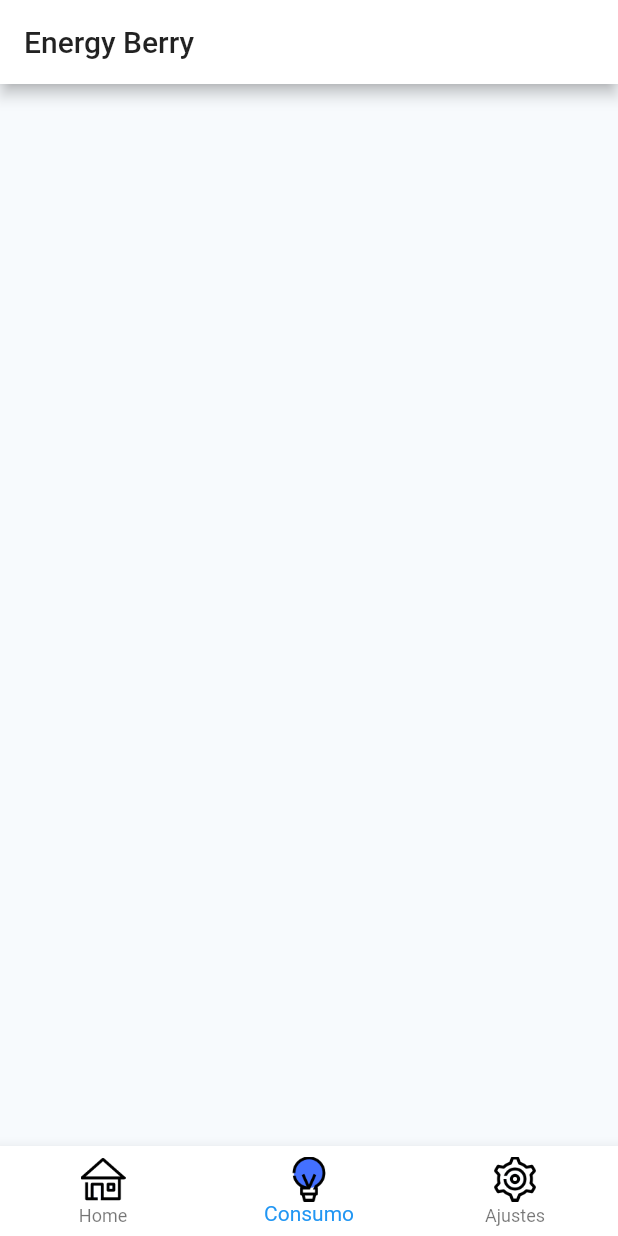
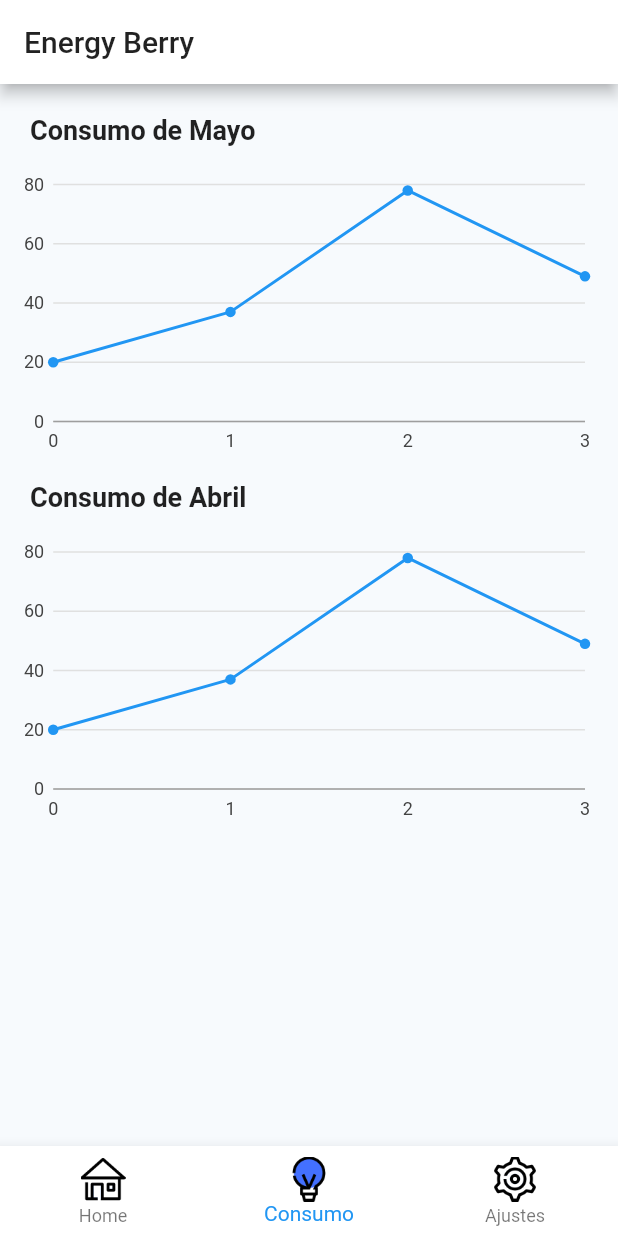
Before and after one commit to energy-berry/energy-berry-app, a Flutter app: the screen it shows after launch, item 2 of the bottom bar chosen, on a phone screen of 412 x 824 dp. Run offline on Flutter 3.47's test engine with Material 2 defaults, Android fonts, the phone set to English and light mode, and no system bars; our stand-ins replace charts_flutter, datetime_picker_formfield, flutter_blue.

Commit message:
Show charts of energy usage

```diff
--- a/lib/views/navigation_view.dart
+++ b/lib/views/navigation_view.dart
@@ -1,6 +1,8 @@
 import 'package:energy_berry/views/home.dart';
 import 'package:energy_berry/views/usage.dart';
 import 'package:flutter/material.dart';
+import 'package:charts_flutter/flutter.dart' as charts;
+import 'dart:math';
 
 class NavigationView extends StatefulWidget {
 
@@ -11,11 +13,30 @@ class NavigationView extends StatefulWidget {
 
 class _NavigationViewState extends State<NavigationView> {
   int currentViewIndex = 0;
+  static final random = new Random();
+
+  static final data = [
+    new LinearSales(0, random.nextInt(100)),
+    new LinearSales(1, random.nextInt(100)),
+    new LinearSales(2, random.nextInt(100)),
+    new LinearSales(3, random.nextInt(100)),
+  ];
+
+  static List<charts.Series<LinearSales, num>> list = [
+    new charts.Series<LinearSales, int>(
+      id: 'Sales',
+      colorFn: (_, __) => charts.MaterialPalette.blue.shadeDefault,
+      domainFn: (LinearSales sales, _) => sales.year,
+      measureFn: (LinearSales sales, _) => sales.sales,
+      data: data,
+    )
+  ];
+
 
   final List<Widget> views = <Widget>[
     Home(),
-    Usage(),
-    Usage()
+    Usage(list),
+    Usage(list)
   ];
 
   void _onNavigationTapped(int index) {
--- a/lib/views/usage.dart
+++ b/lib/views/usage.dart
@@ -1,10 +1,75 @@
+import 'package:energy_berry/widgets/h1.dart';
 import 'package:flutter/material.dart';
+import 'package:charts_flutter/flutter.dart' as charts;
 
 class Usage extends StatelessWidget {
+  final List<charts.Series> seriesList;
+  final bool animate;
+
+  Usage(this.seriesList, {this.animate});
+
+  /// Creates a [LineChart] with sample data and no transition.
+  factory Usage.withSampleData() {
+    return new Usage(
+      _createSampleData(),
+      // Disable animations for image tests.
+      animate: false,
+    );
+  }
+
 
   @override
   Widget build(BuildContext context) {
-    return Container();
+    return Container(
+      padding: EdgeInsets.all(8),
+      child: ListView(children: <Widget>[
+        H1("Consumo de Mayo"),
+        new Container(
+          height: 200,
+          width: 100,
+          child:new charts.LineChart(seriesList,
+              animate: animate,
+              defaultRenderer: new charts.LineRendererConfig(includePoints: true)
+          )
+        ),
+        H1("Consumo de Abril"),
+        new Container(
+            height: 200,
+            width: 100,
+            child:new charts.LineChart(seriesList,
+                animate: animate,
+                defaultRenderer: new charts.LineRendererConfig(includePoints: true)
+            )
+        )
+      ])
+    );
   }
 
+  /// Create one series with sample hard coded data.
+  static List<charts.Series<LinearSales, int>> _createSampleData() {
+    final data = [
+      new LinearSales(0, 5),
+      new LinearSales(1, 25),
+      new LinearSales(2, 100),
+      new LinearSales(3, 75),
+    ];
+
+    return [
+      new charts.Series<LinearSales, int>(
+        id: 'Sales',
+        colorFn: (_, __) => charts.MaterialPalette.blue.shadeDefault,
+        domainFn: (LinearSales sales, _) => sales.year,
+        measureFn: (LinearSales sales, _) => sales.sales,
+        data: data,
+      )
+    ];
+  }
 }
+
+/// Sample linear data type.
+class LinearSales {
+  final int year;
+  final int sales;
+
+  LinearSales(this.year, this.sales);
+}
--- a/pubspec.yaml
+++ b/pubspec.yaml
@@ -17,6 +17,7 @@ dependencies:
     sdk: flutter
   flutter_blue: ^0.5.0
   datetime_picker_formfield: ^0.1.8
+  charts_flutter: ^0.6.0
 
   # The following adds the Cupertino Icons font to your application.
   # Use with the CupertinoIcons class for iOS style icons.
```
